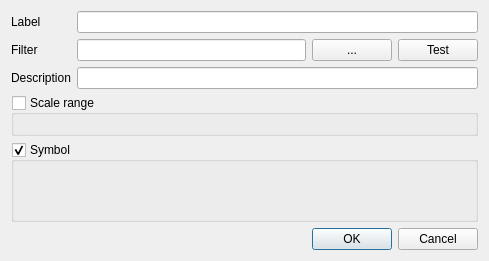
First picture: the form in src/ui/qgsrendererrulepropsdialogbase.ui, repository carsmie/QGIS, before the edit.
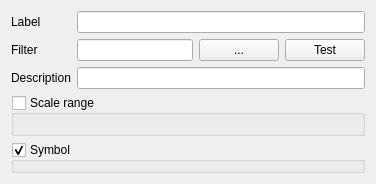
Second picture: the form after the edit. Custom widgets are drawn as their Qt base class.

Commit message: [styledock] Inline edit panel for rules

The edit to the form file:
```diff
--- a/src/ui/qgsrendererrulepropsdialogbase.ui
+++ b/src/ui/qgsrendererrulepropsdialogbase.ui
@@ -1,13 +1,13 @@
 <?xml version="1.0" encoding="UTF-8"?>
 <ui version="4.0">
- <class>QgsRendererRulePropsDialog</class>
- <widget class="QDialog" name="QgsRendererRulePropsDialog">
+ <class>QgsRendererRulePropsWidget</class>
+ <widget class="QWidget" name="QgsRendererRulePropsWidget">
   <property name="geometry">
    <rect>
     <x>0</x>
     <y>0</y>
-    <width>489</width>
-    <height>261</height>
+    <width>376</width>
+    <height>155</height>
    </rect>
   </property>
   <property name="windowTitle">
@@ -116,16 +116,6 @@
      </property>
     </widget>
    </item>
-   <item>
-    <widget class="QDialogButtonBox" name="buttonBox">
-     <property name="orientation">
-      <enum>Qt::Horizontal</enum>
-     </property>
-     <property name="standardButtons">
-      <set>QDialogButtonBox::Cancel|QDialogButtonBox::Ok</set>
-     </property>
-    </widget>
-   </item>
   </layout>
  </widget>
  <customwidgets>
```
Left out of the diff: 12 changed lines with no effect on the pictures. The commit also changes 3 other files.
